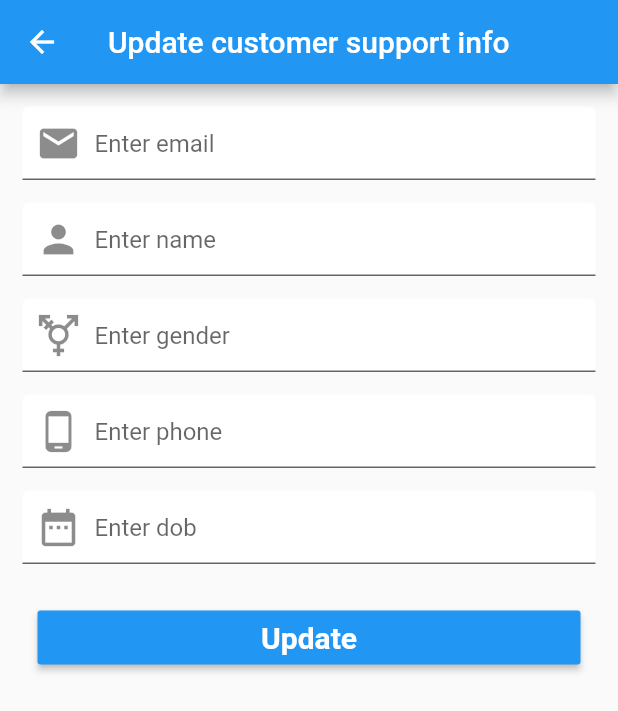
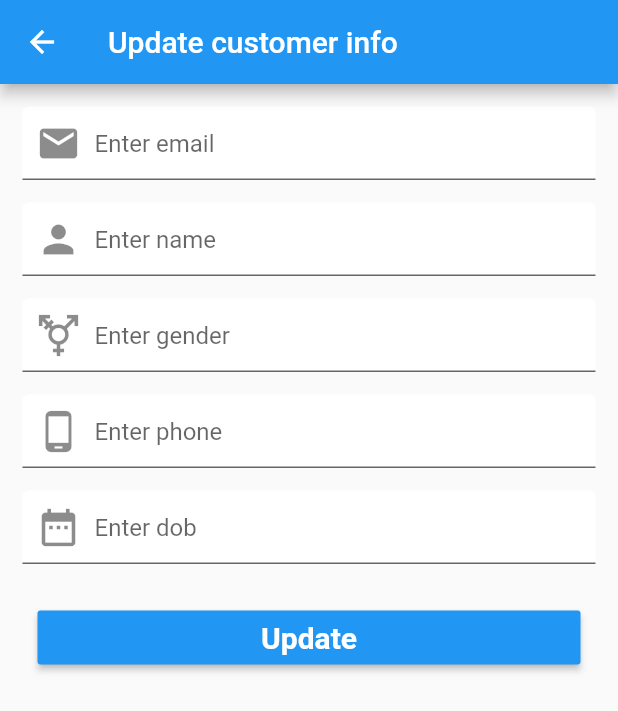
Before and after one commit to Tin542/IT_Support_PRM_Admin, a Flutter app: the Edit2 screen opened directly with empty values, on a phone screen of 412 x 824 dp. Shown: the top 711 px of the screen. Run offline on Flutter 3.47's test engine with Material 2 defaults, Android fonts, the phone set to English and light mode, and no system bars; our stand-ins replace firebase_auth, firebase_core, firebase_database, fluttertoast, get; accounts and stored records are empty.

Commit message:
sửa chính tả

```diff
--- a/lib/screens/admin_screen/edit_Custormer_info_screen.dart
+++ b/lib/screens/admin_screen/edit_Custormer_info_screen.dart
@@ -62,7 +62,7 @@ class _Edit2State extends State<Edit2> {
   Widget build(BuildContext context) {
     return Scaffold(
       appBar: AppBar(
-        title: Text('Update customer support info'),
+        title: Text('Update customer info'),
       ),
       body: Container(
         margin: EdgeInsets.all(15),
```
